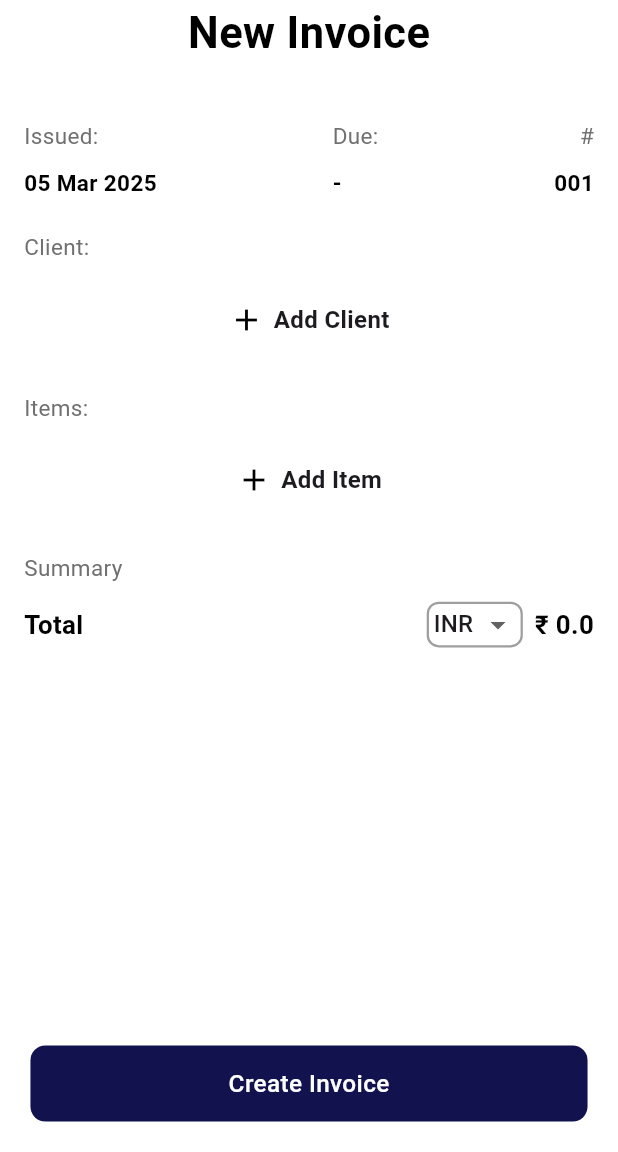
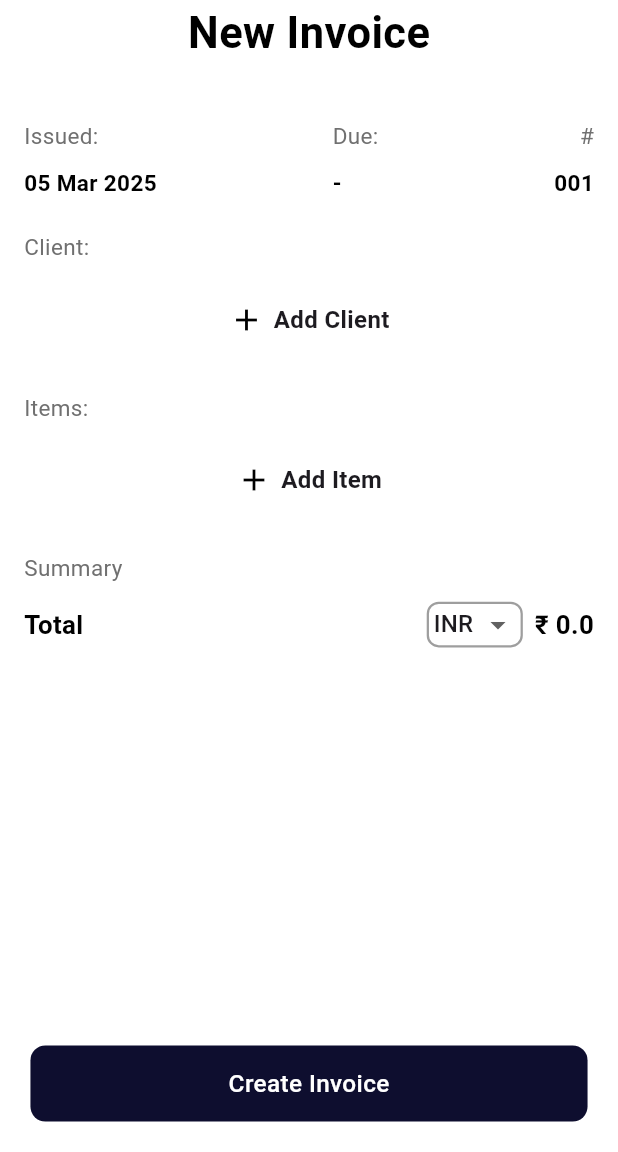
Before and after one commit to hexafoldtech/invoice-maker, a Flutter app: the NewInvoiceScreen screen opened directly, on a phone screen of 412 x 824 dp, the part 84-1236 px from its top. Run offline on Flutter 3.47's test engine with Material 3 defaults, Android fonts, the phone set to English and light mode, and no system bars; our stand-ins replace flutter_screenutil, flutter_secure_storage, hive, hive_flutter, loggy, package_info_plus; accounts and stored records are empty; Roboto replaces fonts that are missing (Helvetica Neue).

Commit message:
style: minor UI changes

```diff
--- a/lib/core/constants/app_colors.dart
+++ b/lib/core/constants/app_colors.dart
@@ -9,7 +9,7 @@ class AppColors {
   static const Color red = Colors.red;
   static const Color blue = Colors.blue;
   static Color lightblueShade = Colors.lightBlue.shade50;
-  static const Color darkBlueShade = Color.fromARGB(255, 18, 18, 79);
+  static const Color darkBlueShade = Color.fromARGB(255, 14, 14, 47);
   static const Color yellow = Colors.yellow;
   static const Color green = Colors.green;
   static const Color darkGrey = Color(0xFF707070);
```
